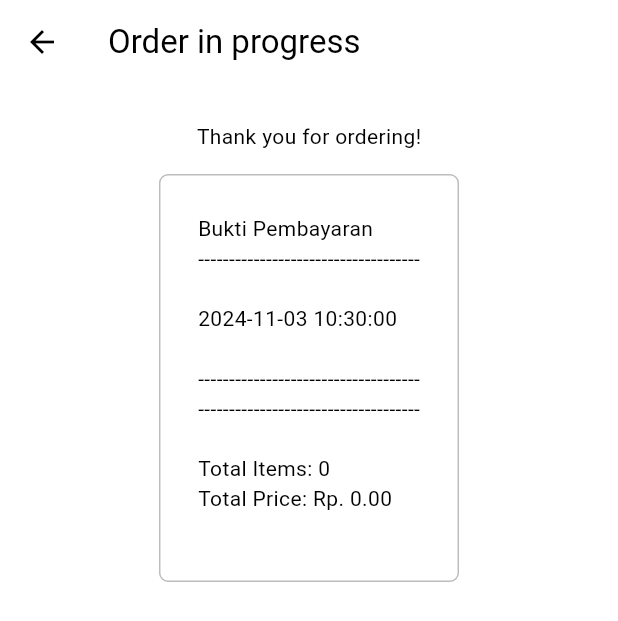
After one commit to strik73/uasppb_2021130007, a Flutter app: the OrderPage screen opened directly, on a phone screen of 412 x 824 dp. The commit adds this screen. Shown: the top 621 px of the screen. Run offline on Flutter 3.47's test engine with Material 3 defaults, Android fonts, the phone set to English and light mode, and no system bars; our stand-ins replace cloud_firestore, firebase_auth, firebase_core; accounts and stored records are empty.

Commit message:
Add orders database

```diff
--- /dev/null
+++ b/lib/components/bon_pembayaran.dart
@@ -0,0 +1,37 @@
+import 'package:flutter/material.dart';
+import 'package:provider/provider.dart';
+import 'package:uasppb_2021130007/models/resto.dart';
+
+class BonPembayaran extends StatelessWidget {
+  const BonPembayaran({super.key});
+
+  @override
+  Widget build(BuildContext context) {
+    return Padding(
+      padding: const EdgeInsets.all(25),
+      child: Center(
+        child: Column(
+          children: [
+            Text("Thank you for ordering!"),
+            const SizedBox(
+              height: 15,
+            ),
+            Container(
+              decoration: BoxDecoration(
+                border:
+                    Border.all(color: Theme.of(context).colorScheme.tertiary),
+                borderRadius: BorderRadius.circular(6),
+              ),
+              padding: EdgeInsets.all(25),
+              child: Consumer<Resto>(
+                builder: (context, resto, child) => Text(
+                  resto.displayBon(),
+                ),
+              ),
+            ),
+          ],
+        ),
+      ),
+    );
+  }
+}
--- a/lib/models/resto.dart
+++ b/lib/models/resto.dart
@@ -1,10 +1,18 @@
 import 'package:collection/collection.dart';
 import 'package:flutter/material.dart';
+import 'package:intl/intl.dart';
 import 'package:uasppb_2021130007/models/cart_item.dart';
 
 import 'food.dart';
 
 class Resto extends ChangeNotifier {
+  String? customerName;
+
+  void setCustomerName(String name) {
+    customerName = name;
+    notifyListeners();
+  }
+
   //list makanan
   final List<Food> _menu = [
     Food(
@@ -90,9 +98,13 @@ class Resto extends ChangeNotifier {
     ),
   ];
 
-//getter
+  //ubah nomor meja
+  String _tableNumber = '1';
+
+  //getter
   List<Food> get menu => _menu;
   List<CartItem> get cart => _cart;
+  String get tableNumber => _tableNumber;
 
   //function add to cart
   final List<CartItem> _cart = [];
@@ -141,8 +153,54 @@ class Resto extends ChangeNotifier {
     return totalQuantity;
   }
 
+  //clear cart
   void clearCart() {
     _cart.clear();
     notifyListeners();
   }
+
+  //ubah nomor meja
+  void setTableNumber(String tableNumber) {
+    _tableNumber = tableNumber;
+    notifyListeners();
+  }
+
+  //bon pembayaran
+  String displayBon() {
+    final bon = StringBuffer();
+    bon.writeln("Bukti Pembayaran");
+    bon.writeln("------------------------------------");
+    bon.writeln();
+
+    String formattedDate =
+        DateFormat("yyyy-MM-dd HH:mm:ss").format(DateTime.now());
+
+    bon.writeln(formattedDate);
+    bon.writeln();
+
+    if (customerName != null && customerName!.isNotEmpty) {
+      bon.writeln("Customer: $customerName");
+      bon.writeln("Table: $tableNumber");
+      bon.writeln();
+    }
+
+    bon.writeln("------------------------------------");
+
+    for (final item in _cart) {
+      bon.writeln(
+          "${item.quantity} x ${item.food.name} - ${_formatPrice(item.food.price)}");
+      bon.writeln();
+    }
+
+    bon.writeln("------------------------------------");
+    bon.writeln("");
+    bon.writeln("Total Items: ${getTotalQuantity()}");
+    bon.writeln("Total Price: ${_formatPrice(getTotalPrice())}");
+
+    return bon.toString();
+  }
+
+  String _formatPrice(double price) {
+    return "Rp. ${price.toStringAsFixed(2)}";
+  }
 }
--- /dev/null
+++ b/lib/pages/order_page.dart
@@ -0,0 +1,34 @@
+import 'package:flutter/material.dart';
+import 'package:uasppb_2021130007/components/bon_pembayaran.dart';
+import 'package:uasppb_2021130007/models/resto.dart';
+import 'package:uasppb_2021130007/services/database/firestore.dart';
+import 'package:provider/provider.dart';
+
+class OrderPage extends StatefulWidget {
+  const OrderPage({super.key});
+
+  @override
+  State<OrderPage> createState() => _OrderPageState();
+}
+
+class _OrderPageState extends State<OrderPage> {
+  FirestoreService firestoreService = FirestoreService();
+
+  @override
+  void initState() {
+    super.initState();
+
+    String bon = context.read<Resto>().displayBon();
+    firestoreService.saveOrder(bon);
+  }
+
+  @override
+  Widget build(BuildContext context) {
+    return Scaffold(
+      appBar: AppBar(
+        title: const Text("Order in progress"),
+      ),
+      body: const BonPembayaran(),
+    );
+  }
+}
--- /dev/null
+++ b/lib/services/database/firestore.dart
@@ -0,0 +1,13 @@
+import 'package:cloud_firestore/cloud_firestore.dart';
+
+class FirestoreService {
+  final CollectionReference orders =
+      FirebaseFirestore.instance.collection('orders');
+
+  Future<void> saveOrder(String bon) async {
+    await orders.add({
+      'bon': bon,
+      'date': DateTime.now(),
+    });
+  }
+}
```
Also changed, not shown: lib/components/custom_table_number.dart (+22 -9 lines), lib/pages/payment_page.dart (+89 -8 lines), lib/images/decafe.jpeg (added).
